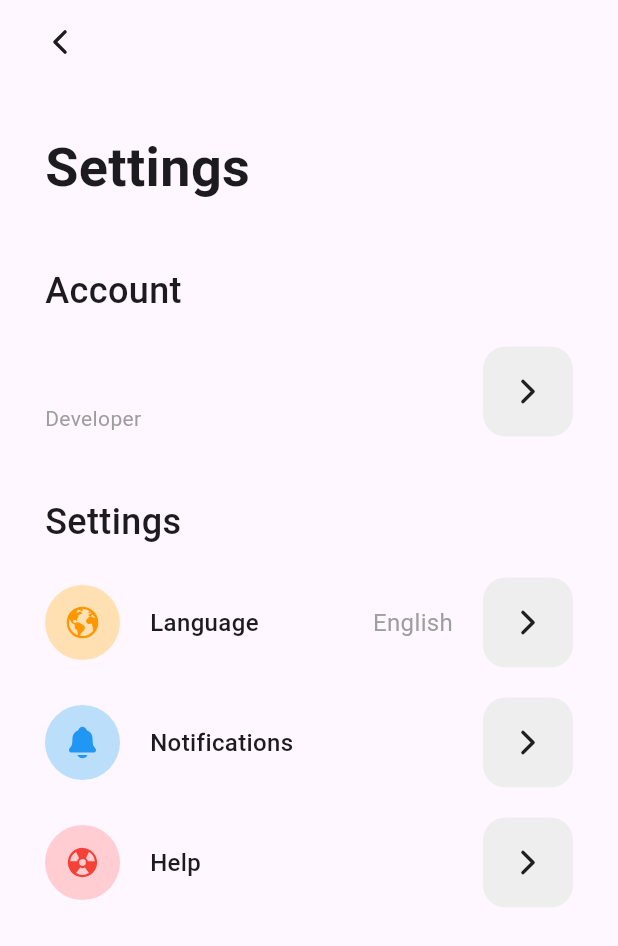
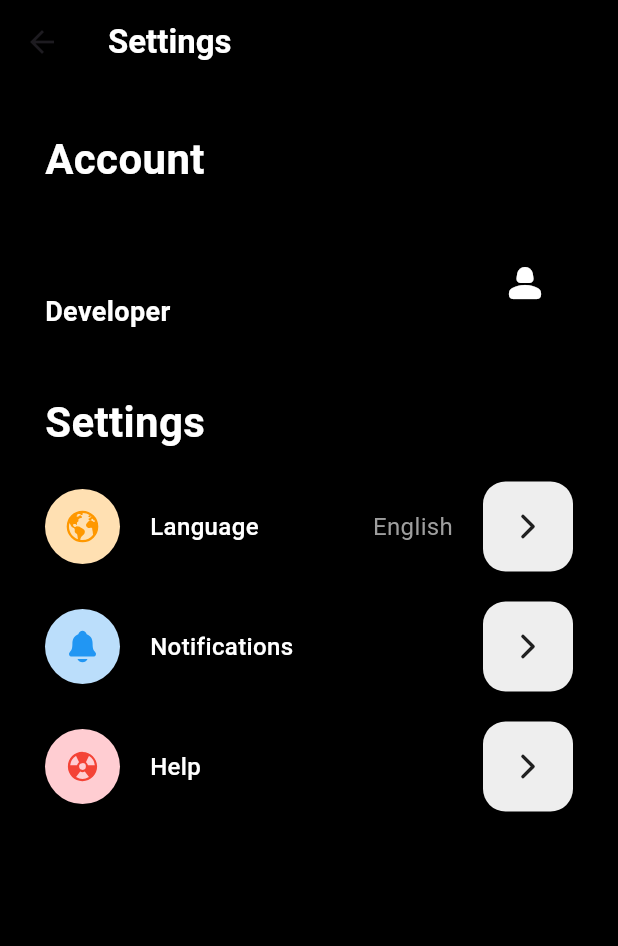
Before and after one commit to LukeFalcox/App-Freelancer, a Flutter app: the AccountScreen screen opened directly, on a phone screen of 412 x 824 dp. Shown: the top 946 px of the screen. Run offline on Flutter 3.47's test engine with Material 3 defaults, Android fonts, the phone set to English and light mode, and no system bars; our stand-ins replace cloud_firestore, firebase_auth, firebase_core, ionicons, smooth_page_indicator; missing offline and left inert: routefly; accounts and stored records are empty; generated files the repository leaves out were written again; network calls fail; statements that could not run were skipped.

Commit message:
Profile screen home

```diff
--- a/lib/app/app_page.dart
+++ b/lib/app/app_page.dart
@@ -1,5 +1,6 @@
 
 import 'package:app_freelancer/app/pages/configs/check_auth_state.dart';
+import 'package:app_freelancer/app/pages/home/home_profile/profile.dart';
 import 'package:flutter/material.dart';
 import 'package:routefly/routefly.dart';
 
@@ -9,6 +10,6 @@ class MyApp extends StatelessWidget {
     return  const MaterialApp(
         debugShowCheckedModeBanner: false,
         title: 'CyberFreenlancer',
-        home: CheckAuthStatePage());
+        home: Profile());
   }
   }
--- a/lib/app/pages/configs/auth_service.dart
+++ b/lib/app/pages/configs/auth_service.dart
@@ -50,7 +50,7 @@ class AuthService extends ChangeNotifier {
   }
 
   void registerCard(String title, String desc, String propostMin, String propostMax,
-      int selectedDay, int selectedMonth) async {
+      int selectedDay, int selectedMonth, String email) async {
     try {
       final infocard = <String, dynamic>{
         'title': title,
@@ -59,6 +59,7 @@ class AuthService extends ChangeNotifier {
         "propostMax": propostMax,
         "selectedDay": selectedDay,
         "selectedMonth": selectedMonth,
+        "user": email
       };
 
       await _firestore.collection('cards').doc().set(infocard);
--- a/lib/app/pages/home/home_config/account_page.dart
+++ b/lib/app/pages/home/home_config/account_page.dart
@@ -21,18 +21,13 @@ class _AccountScreenState extends State<AccountScreen> {
   @override
   Widget build(BuildContext context) {
     return Scaffold(
+      backgroundColor: Colors.black,
       appBar: AppBar(
-        leading: IconButton(
-          onPressed: () {
-            Navigator.push(
-                context,
-                MaterialPageRoute(
-                  builder: (context) => const HomePage(),
-                ));
-          },
-          icon: const Icon(Ionicons.chevron_back_outline),
-        ),
-        leadingWidth: 80,
+        backgroundColor: Colors.black,
+        title: const Text(
+                "Settings",
+               style: TextStyle(color: Colors.white, fontSize: 22, fontWeight: FontWeight.bold),
+        )
       ),
       body: SingleChildScrollView(
         child: Padding(
@@ -40,22 +35,12 @@ class _AccountScreenState extends State<AccountScreen> {
           child: Column(
             crossAxisAlignment: CrossAxisAlignment.start,
             children: [
-              const Text(
-                "Settings",
-                style: TextStyle(
-                  fontSize: 36,
-                  fontWeight: FontWeight.bold,
-                ),
-              ),
-              const SizedBox(height: 40),
+
               const Text(
                 "Account",
-                style: TextStyle(
-                  fontSize: 24,
-                  fontWeight: FontWeight.w500,
-                ),
+                style: TextStyle(color: Colors.white, fontSize: 28, fontWeight: FontWeight.bold),
               ),
-              const SizedBox(height: 20),
+              const SizedBox(height: 30),
               SizedBox(
                 width: double.infinity,
                 child: Row(
@@ -65,31 +50,26 @@ class _AccountScreenState extends State<AccountScreen> {
                       children: [
                         Text(
                           _auth.currentUser!.email ?? 'Email não disponível',
-                          style: const TextStyle(
-                            fontSize: 18,
-                            fontWeight: FontWeight.w500,
-                          ),
+                          style: const TextStyle(color: Colors.white, fontSize: 20, fontWeight: FontWeight.bold),
                         ),
                         const SizedBox(height: 10),
                         const Text(
-                          "Developer",
-                          style: TextStyle(
-                            fontSize: 14,
-                            color: Colors.grey,
-                          ),
+                          "Developer", //Criar um documento de descrição no banco de dados
+                          style: TextStyle(color: Colors.white, fontSize: 18, fontWeight: FontWeight.bold),
                         )
                       ],
                     ),
                     const Spacer(),
-                    ForwardButton(
-                      onTap: () {
-                        Navigator.push(
-                          context,
-                          MaterialPageRoute(
-                            builder: (context) => const EditAccountScreen(),
-                          ),
-                        );
-                      },
+                    Padding(
+                      padding: const EdgeInsets.only(right: 8.0),
+                      child: IconButton(onPressed: () {
+                          Navigator.push(
+                            context,
+                            MaterialPageRoute(
+                              builder: (context) => const AboutAccount(),
+                            ),
+                          );
+                        }, icon: Icon(Icons.person_2_rounded),color: Colors.white,hoverColor: Colors.green,iconSize: 32,),
                     )
                   ],
                 ),
@@ -97,14 +77,12 @@ class _AccountScreenState extends State<AccountScreen> {
               const SizedBox(height: 40),
               const Text(
                 "Settings",
-                style: TextStyle(
-                  fontSize: 24,
-                  fontWeight: FontWeight.w500,
-                ),
+                style: TextStyle(color: Colors.white, fontSize: 28, fontWeight: FontWeight.bold),
               ),
               const SizedBox(height: 20),
               SettingItem(
                 title: "Language",
+                colorTitle: Colors.white,
                 icon: Ionicons.earth,
                 bgColor: Colors.orange.shade100,
                 iconColor: Colors.orange,
@@ -114,6 +92,7 @@ class _AccountScreenState extends State<AccountScreen> {
               const SizedBox(height: 20),
               SettingItem(
                 title: "Notifications",
+                colorTitle: Colors.white,
                 icon: Ionicons.notifications,
                 bgColor: Colors.blue.shade100,
                 iconColor: Colors.blue,
@@ -122,6 +101,7 @@ class _AccountScreenState extends State<AccountScreen> {
               const SizedBox(height: 20),
               SettingItem(
                 title: "Help",
+                colorTitle: Colors.white,
                 icon: Ionicons.nuclear,
                 bgColor: Colors.red.shade100,
                 iconColor: Colors.red,
--- a/lib/app/pages/widgets/configs_widgets/setting_item.dart
+++ b/lib/app/pages/widgets/configs_widgets/setting_item.dart
@@ -3,6 +3,7 @@ import 'package:flutter/material.dart';
 
 class SettingItem extends StatelessWidget {
   final String title;
+  final Color colorTitle;
   final Color bgColor;
   final Color iconColor;
   final IconData icon;
@@ -15,7 +16,7 @@ class SettingItem extends StatelessWidget {
     required this.iconColor,
     required this.icon,
     required this.onTap,
-    this.value,
+    this.value, required this.colorTitle,
   });
 
   @override
@@ -41,7 +42,7 @@ class SettingItem extends StatelessWidget {
           ),
           Text(
             title,
-            style: const TextStyle(fontSize: 16, fontWeight: FontWeight.w500),
+            style:  TextStyle(fontSize: 16, fontWeight: FontWeight.w500, color: colorTitle),
           ),
           const Spacer(),
           value != null
--- a/pubspec.yaml
+++ b/pubspec.yaml
@@ -25,6 +25,8 @@ dependencies:
   provider: ^6.1.2
   ionicons: ^0.2.2
   routefly: ^1.0.9
+  fl_chart: ^0.66.2
+  image_picker: ^1.0.7
 
 dev_dependencies:
   flutter_test:
```
Also changed, not shown: lib/app/pages/home/home_config/edit_screen_page/edit_page.dart (+12 -132 lines), lib/app/pages/home/home_profile/profile.dart (added, +58 -0 lines), lib/app/pages/home/works/create_of_cards/create_of_cards_page.dart (+13 -2 lines), lib/app/pages/home/works/work_page.dart (+10 -4 lines), pubspec.lock, 4 other files.
